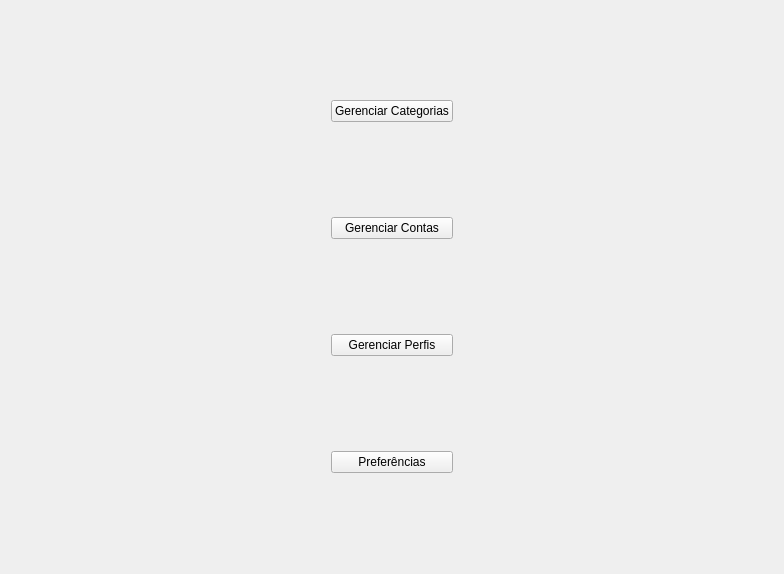
Before: the Qt Designer form MeuCentavoApp/Designer/FormsDashboard/DashboardPages/pageConfig.ui in bee0ne1/MeuCentavo, drawn with Qt 5.
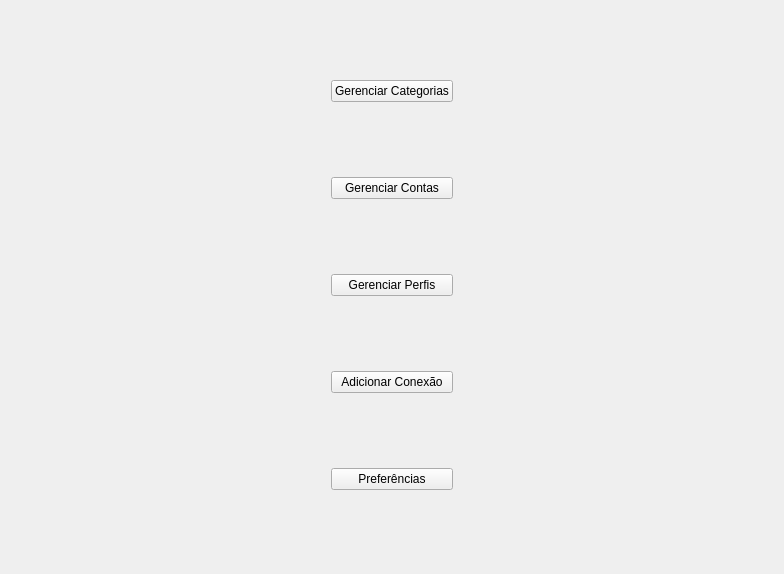
After: the same form once the commit is applied.

Commit message: conexao com pluggy

```diff
--- a/MeuCentavoApp/Designer/FormsDashboard/DashboardPages/pageConfig.ui
+++ b/MeuCentavoApp/Designer/FormsDashboard/DashboardPages/pageConfig.ui
@@ -52,6 +52,13 @@
          </property>
         </widget>
        </item>
+       <item>
+        <widget class="QPushButton" name="buttonAdicionarConexao">
+         <property name="text">
+          <string>Adicionar Conexão</string>
+         </property>
+        </widget>
+       </item>
        <item>
         <widget class="QPushButton" name="buttonPrefs">
          <property name="text">
```
The commit also changes 393 other files.
